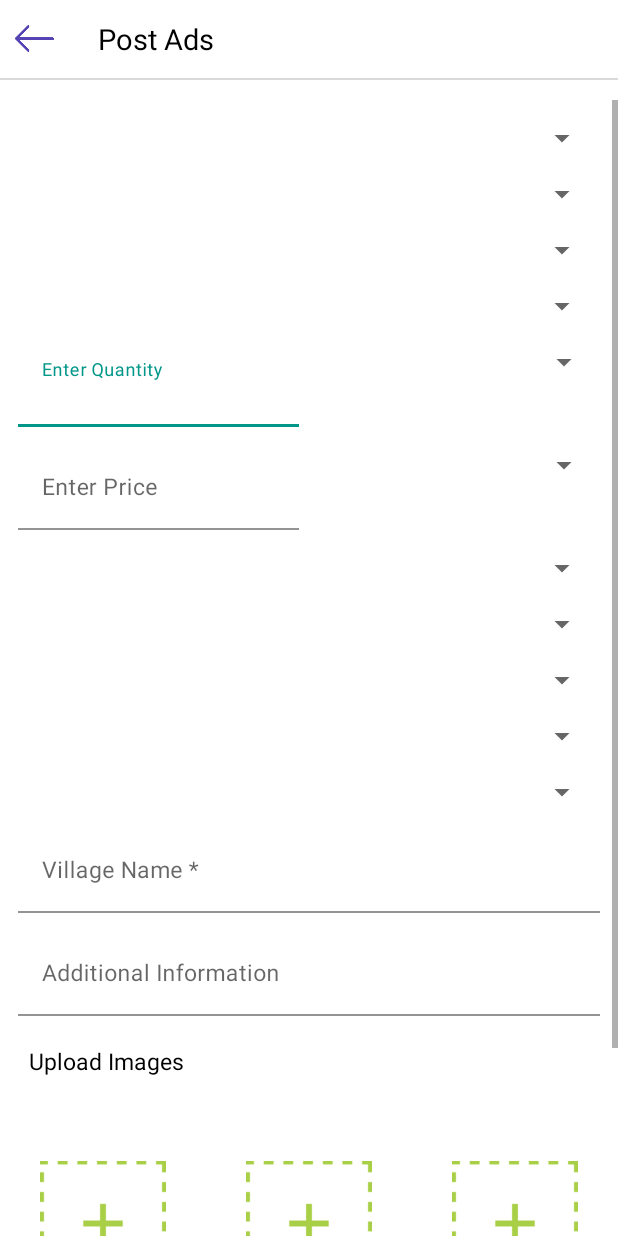
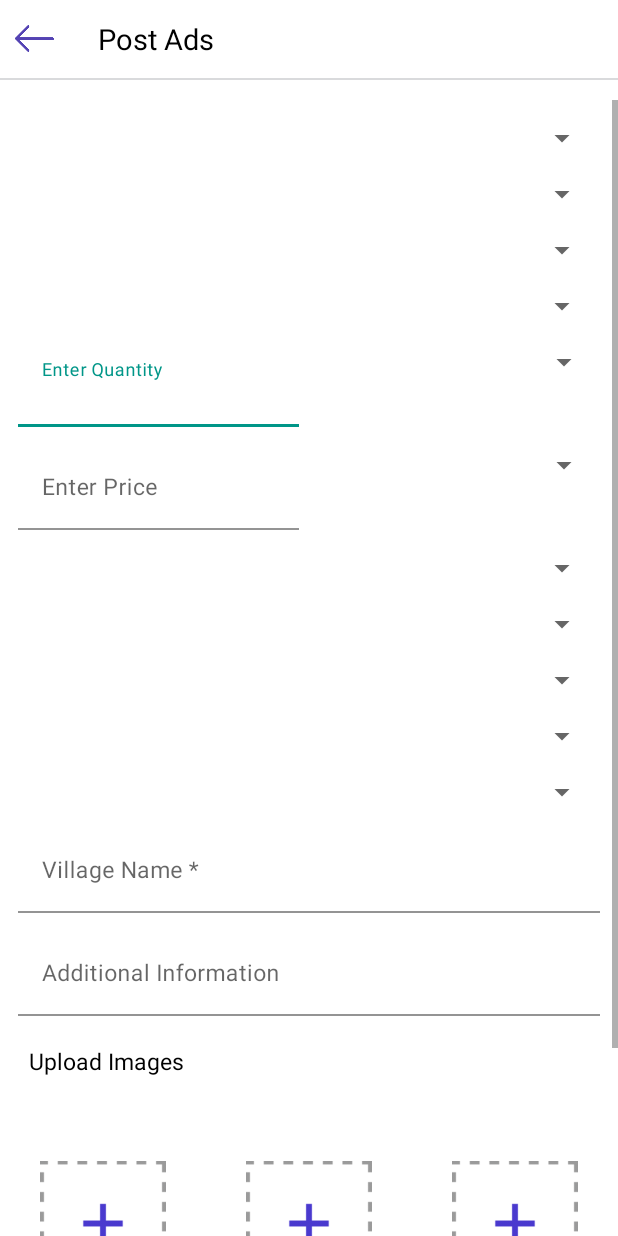
Before and after one commit to piyushshukla177/EKrishiBazaar, an Android app: the PostSellAdsActivity screen opened directly, with no data from a screen before it, on a phone screen of 412 x 824 dp. Run offline under Robolectric (Android 15) with nearby library versions, the light colour scheme and no system bars; our stand-ins replace Volley, sdp/ssp sizes; libraries missing offline, so code that uses them is left out: com.weiwangcn.betterspinner, gun0912.tedbottompicker; plain views replace MaterialBetterSpinner; network calls fail; pictures from the network do not load; 33 statements that could not run were skipped.

Commit message:
post ads

```diff
--- a/app/src/main/res/layout/activity_post_sell_ads.xml
+++ b/app/src/main/res/layout/activity_post_sell_ads.xml
@@ -338,7 +338,6 @@
                         android:layout_width="@dimen/_100sdp"
                         android:layout_height="@dimen/_100sdp"
                         android:layout_margin="@dimen/_10sdp"
-                        app:tint="@color/logo_color"
                         android:src="@drawable/add_image" />
 
                     <ImageView
@@ -364,7 +363,7 @@
                         android:id="@+id/product_image_imageview2"
                         android:layout_width="@dimen/_100sdp"
                         android:layout_height="@dimen/_100sdp"
-                        app:tint="@color/logo_color"
+
                         android:layout_margin="@dimen/_10sdp"
                         android:src="@drawable/add_image" />
 
@@ -392,7 +391,7 @@
                         android:id="@+id/product_image_imageview3"
                         android:layout_width="@dimen/_100sdp"
                         android:layout_height="@dimen/_100sdp"
-                        app:tint="@color/logo_color"
+
                         android:layout_margin="@dimen/_10sdp"
                         android:src="@drawable/add_image" />
 
```
Also changed, not shown: app/src/main/res/drawable/plus.png (added).
